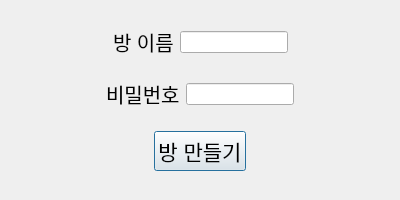
Qt form resource/make_room.ui (chanwoo7/ChattyChatty) before a commit.
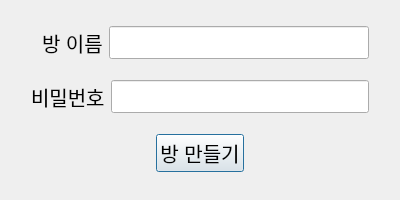
The same form after that commit.

Commit message: User 및 Room 객체와 연결, 채팅 기능 및 입력 데이터 반영되도록 구현

Diff of the .ui file:
```diff
--- a/resource/make_room.ui
+++ b/resource/make_room.ui
@@ -28,19 +28,12 @@
   <layout class="QVBoxLayout" name="verticalLayout">
    <item>
     <layout class="QHBoxLayout" name="horizontalLayout">
-     <item>
-      <spacer name="horizontalSpacer">
-       <property name="orientation">
-        <enum>Qt::Horizontal</enum>
-       </property>
-       <property name="sizeHint" stdset="0">
-        <size>
-         <width>40</width>
-         <height>20</height>
-        </size>
-       </property>
-      </spacer>
-     </item>
+     <property name="leftMargin">
+      <number>31</number>
+     </property>
+     <property name="rightMargin">
+      <number>20</number>
+     </property>
      <item>
       <widget class="QLabel" name="label">
        <property name="font">
@@ -54,38 +47,30 @@
       </widget>
      </item>
      <item>
-      <widget class="QLineEdit" name="room_title_lineEdit"/>
-     </item>
-     <item>
-      <spacer name="horizontalSpacer_2">
-       <property name="orientation">
-        <enum>Qt::Horizontal</enum>
+      <widget class="QLineEdit" name="room_title_lineEdit">
+       <property name="sizePolicy">
+        <sizepolicy hsizetype="Expanding" vsizetype="Fixed">
+         <horstretch>0</horstretch>
+         <verstretch>0</verstretch>
+        </sizepolicy>
        </property>
-       <property name="sizeHint" stdset="0">
-        <size>
-         <width>40</width>
-         <height>20</height>
-        </size>
+       <property name="font">
+        <font>
+         <pointsize>16</pointsize>
+        </font>
        </property>
-      </spacer>
+      </widget>
      </item>
     </layout>
    </item>
    <item>
     <layout class="QHBoxLayout" name="horizontalLayout_2">
-     <item>
-      <spacer name="horizontalSpacer_3">
-       <property name="orientation">
-        <enum>Qt::Horizontal</enum>
-       </property>
-       <property name="sizeHint" stdset="0">
-        <size>
-         <width>40</width>
-         <height>20</height>
-        </size>
-       </property>
-      </spacer>
-     </item>
+     <property name="leftMargin">
+      <number>20</number>
+     </property>
+     <property name="rightMargin">
+      <number>20</number>
+     </property>
      <item>
       <widget class="QLabel" name="label_2">
        <property name="font">
@@ -99,20 +84,13 @@
       </widget>
      </item>
      <item>
-      <widget class="QLineEdit" name="password_lineEdit"/>
-     </item>
-     <item>
-      <spacer name="horizontalSpacer_4">
-       <property name="orientation">
-        <enum>Qt::Horizontal</enum>
+      <widget class="QLineEdit" name="password_lineEdit">
+       <property name="font">
+        <font>
+         <pointsize>16</pointsize>
+        </font>
        </property>
-       <property name="sizeHint" stdset="0">
-        <size>
-         <width>40</width>
-         <height>20</height>
-        </size>
-       </property>
-      </spacer>
+      </widget>
      </item>
     </layout>
    </item>
@@ -135,7 +113,7 @@
       <widget class="QPushButton" name="make_pushButton">
        <property name="font">
         <font>
-         <pointsize>16</pointsize>
+         <pointsize>15</pointsize>
         </font>
        </property>
        <property name="text">
```
Left out of the diff: 1 changed line with no effect on the pictures. The commit also changes 12 other files.
